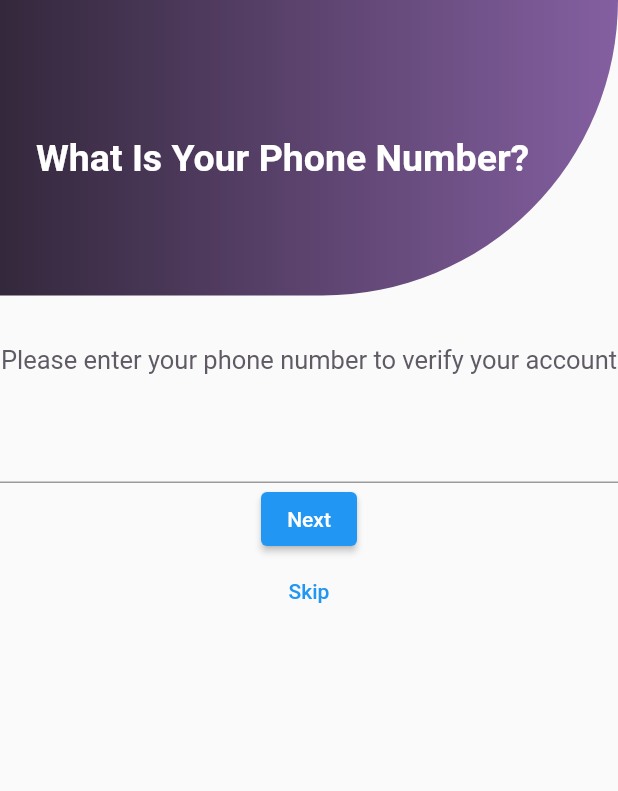
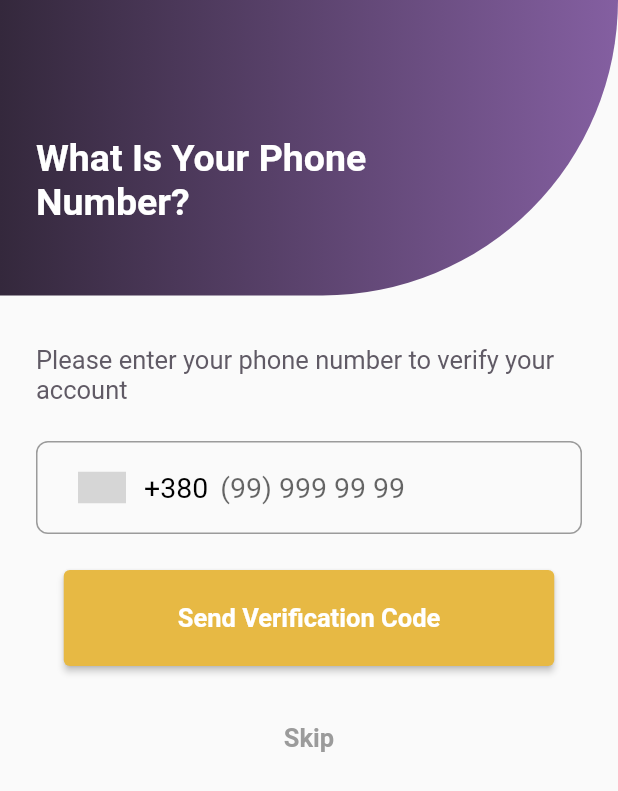
Before and after one commit to yurii-t/ecom_app, a Flutter app: the screen it shows after launch, after a tap on "Get Started", on a phone screen of 412 x 824 dp. Shown: the top 791 px of the screen. Run offline on Flutter 3.47's test engine with Material 2 defaults, Android fonts, the phone set to English and light mode, and no system bars; drawn by our look-alikes of intl_phone_number_input; grey boxes are pictures that could not be loaded.

Commit message:
add enter_phone_screen

```diff
--- a/lib/ui/login/enter_phone_screen/enter_phone_widget.dart
+++ b/lib/ui/login/enter_phone_screen/enter_phone_widget.dart
@@ -1,5 +1,6 @@
 import 'package:flutter/material.dart';
 import 'package:flutter/widgets.dart';
+import 'package:intl_phone_number_input/intl_phone_number_input.dart';
 
 class EnterPhoneWidget extends StatefulWidget {
   const EnterPhoneWidget({Key? key}) : super(key: key);
@@ -9,6 +10,12 @@ class EnterPhoneWidget extends StatefulWidget {
 }
 
 class _EnterPhoneWidgetState extends State<EnterPhoneWidget> {
+  Color yellowColor = const Color.fromRGBO(231, 185, 68, 1);
+
+  final TextEditingController controller = TextEditingController();
+  String initialCountry = 'UA';
+  PhoneNumber number = PhoneNumber(isoCode: 'UA');
+
   @override
   Widget build(BuildContext context) {
     return SafeArea(
@@ -20,8 +27,9 @@ class _EnterPhoneWidgetState extends State<EnterPhoneWidget> {
                       //375,
                       height:197,
                       child: const Padding(
-                        padding: EdgeInsets.fromLTRB(24, 91, 39, 44),
+                        padding: EdgeInsets.fromLTRB(24, 91, 60, 44),
                         child:  Text('What Is Your Phone Number?',
+                        textAlign: TextAlign.left,
                         style: TextStyle(
                           fontSize: 25,
                           fontWeight: FontWeight.w700,
@@ -38,24 +46,93 @@ class _EnterPhoneWidgetState extends State<EnterPhoneWidget> {
                       ),
                       ),
                     ),
-                    SizedBox(height: 33,),
-                    const Text('Please enter your phone number to verify your account',
-                    style: TextStyle(
-                      fontSize:17,
-                      fontWeight: FontWeight.w400,
-                      color: Color.fromRGBO(96, 90, 101, 1),
+                    const SizedBox(height: 33,),
+                    const Padding(
+                      padding: EdgeInsets.only(left: 24,right: 24),
+                      child: Text('Please enter your phone number to verify your account',
+                      textAlign: TextAlign.left,
+                      style: TextStyle(
+                        fontSize:17,
+                        fontWeight: FontWeight.w400,
+                        color: Color.fromRGBO(96, 90, 101, 1),
 
+                      ),
+                      ),
                     ),
-                    ),
-                    SizedBox(height: 24,),
-                    TextFormField(),
+                    const SizedBox(height: 24,),
+
+            Padding(
+              padding: const EdgeInsets.only(left: 24,right: 24),
+              child: InternationalPhoneNumberInput(
+
+                onInputChanged: (PhoneNumber number) {
+                  print(number.phoneNumber);
+                },
+                onInputValidated: (bool value) {
+                  print(value);
+                },
+                selectorConfig: SelectorConfig(
+                  selectorType: PhoneInputSelectorType.BOTTOM_SHEET,
+                  setSelectorButtonAsPrefixIcon: true,
+                  leadingPadding: 20,
+                  trailingSpace: false,
+                ),
+                hintText:'(99) 999 99 99',
+                maxLength: 10,
+                textStyle:
+                TextStyle(fontSize:19 ),
+
+                spaceBetweenSelectorAndTextField: 0,
+                ignoreBlank: true,
+                autoValidateMode: AutovalidateMode.disabled,
+                selectorTextStyle: TextStyle(color: Colors.black,fontSize: 19),
+                initialValue: number,
+                textFieldController: controller,
+                formatInput: true,
+                keyboardType: TextInputType.phone,
+                    //TextInputType.numberWithOptions(signed: true, decimal: true),
+                inputBorder: OutlineInputBorder(borderRadius: BorderRadius.all(Radius.circular(8))),
+              ),
+            ),
+
+                    // SizedBox(
+                    //   width: 327,
+                    //   height:64 ,
+                    //   child: TextFormField(
+                    //     keyboardType: TextInputType.phone,
+                    //     autofocus: true,
+                    //   )),
+                      const SizedBox(height: 24,),
                     ElevatedButton(
+                      style: ElevatedButton.styleFrom(
+                                primary:yellowColor,
+                                onPrimary: Colors.white,
+                                minimumSize: const Size(327, 64),
+                              ),
                       onPressed: (){},
-                      child: const Text('Next')
+                      child: const Text('Send Verification Code',
+                      style: TextStyle(
+                        fontSize: 17,
+                        fontWeight: FontWeight.w700
+                      ),)
                       ),
-                      TextButton
-                      (onPressed: (){},
-                      child: const Text('Skip'))
+                      const SizedBox(height: 24,),
+                      Padding(
+                        padding: const EdgeInsets.only(left: 24,right: 24),
+                        child: TextButton
+                        (
+                          onPressed: (){},
+                        child: const Text(
+                          'Skip',
+                          style: TextStyle(
+                            fontSize: 17,
+                            fontWeight: FontWeight.w700,
+                            color: Color.fromRGBO(155, 155, 155, 1),
+                            )
+                            )
+                            ),
+
+                      )
           ],
         ),
 
--- a/lib/ui/login/get_started_screen/get_started_widget.dart
+++ b/lib/ui/login/get_started_screen/get_started_widget.dart
@@ -16,8 +16,7 @@ class _GetStartedWidgetState extends State<GetStartedWidget> {
  // double _bottom = 10.0;
  // double _right = 10.0;
   double _left = 150;
-  Color yellowColor = const Color.fromRGBO(231, 185, 68, 1
-);
+  Color yellowColor = const Color.fromRGBO(231, 185, 68, 1);
    // yellowColor = const Color(0xFF7B944);
   @override
   Widget build(BuildContext context) {
@@ -120,7 +119,7 @@ class _GetStartedWidgetState extends State<GetStartedWidget> {
                               minimumSize: const Size(239, 48),
                             ),
 
-                            child: const Text('Get Started',style: TextStyle(fontSize: 17),),
+                            child: const Text('Get Started',style: TextStyle(fontSize: 17,fontWeight: FontWeight.w700),),
 
 
                             )
--- a/pubspec.yaml
+++ b/pubspec.yaml
@@ -29,8 +29,8 @@ environment:
 dependencies:
   flutter:
     sdk: flutter
-
-
+  intl_phone_number_input: ^0.7.0+2
+  pin_code_fields: ^7.4.0
   # The following adds the Cupertino Icons font to your application.
   # Use with the CupertinoIcons class for iOS style icons.
   cupertino_icons: ^1.0.2
```
Also changed, not shown: pubspec.lock.
